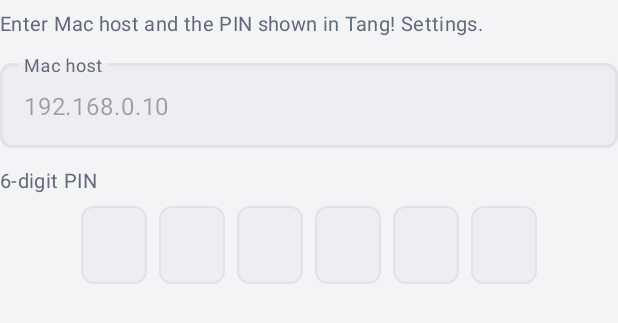
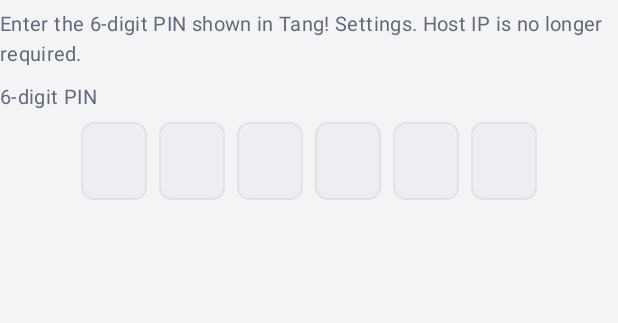
Before and after one commit to yangtaengg/Tang, an Android app: the layout dialog_manual_pair.xml on its own in the app's theme, with its tools: preview values and no code run, on a phone screen of 412 x 824 dp. Shown: the top 323 px of the screen. Run offline under Robolectric (Android 15) with nearby library versions, the light colour scheme and no system bars.

Commit message:
Improve Android pairing flow and connection resilience

```diff
--- a/android-app/app/build.gradle.kts
+++ b/android-app/app/build.gradle.kts
@@ -11,8 +11,8 @@ android {
         applicationId = "com.smsrelay.mvp"
         minSdk = 26
         targetSdk = 35
-        versionCode = 1
-        versionName = "0.1.0"
+        versionCode = 2026022101
+        versionName = "0.1.1"
 
         testInstrumentationRunner = "androidx.test.runner.AndroidJUnitRunner"
     }
--- a/android-app/app/src/main/AndroidManifest.xml
+++ b/android-app/app/src/main/AndroidManifest.xml
@@ -5,6 +5,7 @@
     <uses-permission android:name="android.permission.ACCESS_NETWORK_STATE" />
     <uses-permission android:name="android.permission.CAMERA" />
     <uses-permission android:name="android.permission.POST_NOTIFICATIONS" />
+    <uses-permission android:name="com.google.android.gms.permission.AD_ID" />
     <uses-permission android:name="android.permission.READ_PHONE_STATE" />
     <uses-permission android:name="android.permission.SEND_SMS" />
     <uses-permission android:name="android.permission.REQUEST_IGNORE_BATTERY_OPTIMIZATIONS" />
--- a/android-app/app/src/main/res/layout/dialog_manual_pair.xml
+++ b/android-app/app/src/main/res/layout/dialog_manual_pair.xml
@@ -12,27 +12,10 @@
         android:text="@string/manual_pair_dialog_subtitle"
         android:textAppearance="@style/TangBodyText" />
 
-    <com.google.android.material.textfield.TextInputLayout
-        style="@style/Widget.Tang.TextInput"
-        android:layout_width="match_parent"
-        android:layout_height="wrap_content"
-        android:layout_marginTop="12dp"
-        android:hint="@string/manual_pair_host_label"
-        app:endIconMode="clear_text">
-
-        <com.google.android.material.textfield.TextInputEditText
-            android:id="@+id/manualPairHostInput"
-            android:layout_width="match_parent"
-            android:layout_height="wrap_content"
-            android:hint="@string/manual_pair_host_hint"
-            android:inputType="textUri"
-            android:maxLines="1" />
-    </com.google.android.material.textfield.TextInputLayout>
-
     <TextView
         android:layout_width="match_parent"
         android:layout_height="wrap_content"
-        android:layout_marginTop="12dp"
+        android:layout_marginTop="10dp"
         android:text="@string/manual_pair_code_label"
         android:textAppearance="@style/TangBodyText" />
 
--- a/android-app/app/src/main/res/values/strings.xml
+++ b/android-app/app/src/main/res/values/strings.xml
@@ -10,13 +10,12 @@
     <string name="open_battery_settings">Battery Optimization Guidance</string>
     <string name="request_battery_exclusion">Allow Battery Optimization Exclusion</string>
     <string name="request_sms_permission">Grant SMS Send Permission</string>
-    <string name="manual_pair_host_hint">192.168.0.10</string>
     <string name="manual_pair_code_hint">6-digit code</string>
     <string name="manual_pair_connect">Pair via 6-digit Code</string>
     <string name="manual_pair_dialog_title">Connect with 6-digit PIN</string>
-    <string name="manual_pair_dialog_subtitle">Enter Mac host and the PIN shown in Tang! Settings.</string>
-    <string name="manual_pair_host_label">Mac host</string>
+    <string name="manual_pair_dialog_subtitle">Enter the 6-digit PIN shown in Tang! Settings. Host IP is no longer required.</string>
     <string name="manual_pair_code_label">6-digit PIN</string>
     <string name="manual_pair_cancel">Cancel</string>
     <string name="manual_pair_confirm">Connect</string>
+    <string name="manual_pair_relay_base">ws://168.107.56.23:8765/ws</string>
 </resources>
```
Also changed, not shown: android-app/app/src/main/java/com/smsrelay/mvp/MainActivity.kt (+17 -17 lines), android-app/app/src/main/java/com/smsrelay/mvp/RelayWebSocketClient.kt (+55 -1 lines).
